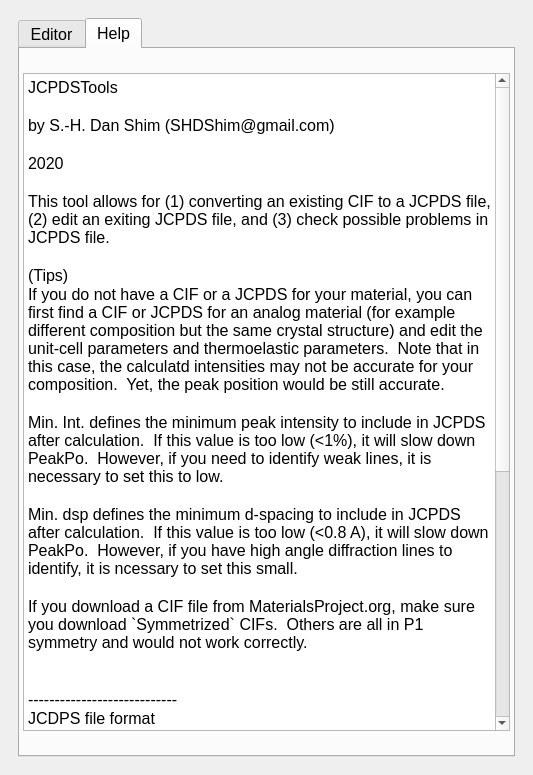
This is ui/jcpdstools.ui in SHDShim/JCPDSTools as Qt 5 draws it before an edit. The edited form follows.
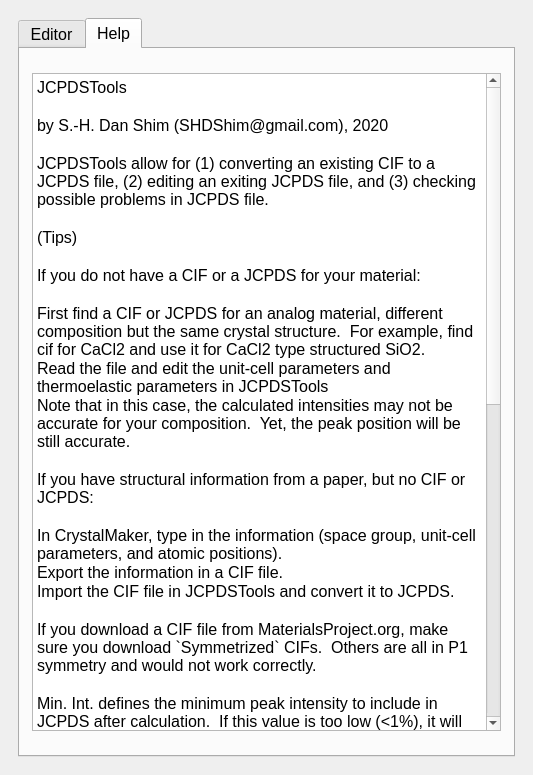
This is the edited form. The open tabs and pages were chosen to show the change.

```diff
--- a/ui/jcpdstools.ui
+++ b/ui/jcpdstools.ui
@@ -847,13 +847,13 @@
            </attribute>
            <layout class="QVBoxLayout" name="verticalLayout_2">
             <property name="leftMargin">
-             <number>3</number>
+             <number>12</number>
             </property>
             <property name="topMargin">
              <number>12</number>
             </property>
             <property name="rightMargin">
-             <number>3</number>
+             <number>12</number>
             </property>
             <property name="bottomMargin">
              <number>12</number>
@@ -888,21 +888,30 @@
 &lt;/style&gt;&lt;/head&gt;&lt;body style=&quot; font-family:'Helvetica'; font-size:12pt; font-weight:400; font-style:normal;&quot;&gt;
 &lt;p style=&quot; margin-top:0px; margin-bottom:0px; margin-left:0px; margin-right:0px; -qt-block-indent:0; text-indent:0px;&quot;&gt;JCPDSTools&lt;/p&gt;
 &lt;p style=&quot;-qt-paragraph-type:empty; margin-top:0px; margin-bottom:0px; margin-left:0px; margin-right:0px; -qt-block-indent:0; text-indent:0px;&quot;&gt;&lt;br /&gt;&lt;/p&gt;
-&lt;p style=&quot; margin-top:0px; margin-bottom:0px; margin-left:0px; margin-right:0px; -qt-block-indent:0; text-indent:0px;&quot;&gt;by S.-H. Dan Shim (SHDShim@gmail.com)&lt;/p&gt;
+&lt;p style=&quot; margin-top:0px; margin-bottom:0px; margin-left:0px; margin-right:0px; -qt-block-indent:0; text-indent:0px;&quot;&gt;by S.-H. Dan Shim (SHDShim@gmail.com), 2020&lt;/p&gt;
 &lt;p style=&quot;-qt-paragraph-type:empty; margin-top:0px; margin-bottom:0px; margin-left:0px; margin-right:0px; -qt-block-indent:0; text-indent:0px;&quot;&gt;&lt;br /&gt;&lt;/p&gt;
-&lt;p style=&quot; margin-top:0px; margin-bottom:0px; margin-left:0px; margin-right:0px; -qt-block-indent:0; text-indent:0px;&quot;&gt;2020&lt;/p&gt;
-&lt;p style=&quot;-qt-paragraph-type:empty; margin-top:0px; margin-bottom:0px; margin-left:0px; margin-right:0px; -qt-block-indent:0; text-indent:0px;&quot;&gt;&lt;br /&gt;&lt;/p&gt;
-&lt;p style=&quot; margin-top:0px; margin-bottom:0px; margin-left:0px; margin-right:0px; -qt-block-indent:0; text-indent:0px;&quot;&gt;This tool allows for (1) converting an existing CIF to a JCPDS file, (2) edit an exiting JCPDS file, and (3) check possible problems in JCPDS file.&lt;/p&gt;
+&lt;p style=&quot; margin-top:0px; margin-bottom:0px; margin-left:0px; margin-right:0px; -qt-block-indent:0; text-indent:0px;&quot;&gt;JCPDSTools allow for (1) converting an existing CIF to a JCPDS file, (2) editing an exiting JCPDS file, and (3) checking possible problems in JCPDS file.&lt;/p&gt;
 &lt;p style=&quot;-qt-paragraph-type:empty; margin-top:0px; margin-bottom:0px; margin-left:0px; margin-right:0px; -qt-block-indent:0; text-indent:0px;&quot;&gt;&lt;br /&gt;&lt;/p&gt;
 &lt;p style=&quot; margin-top:0px; margin-bottom:0px; margin-left:0px; margin-right:0px; -qt-block-indent:0; text-indent:0px;&quot;&gt;(Tips)&lt;/p&gt;
-&lt;p style=&quot; margin-top:0px; margin-bottom:0px; margin-left:0px; margin-right:0px; -qt-block-indent:0; text-indent:0px;&quot;&gt;If you do not have a CIF or a JCPDS for your material, you can first find a CIF or JCPDS for an analog material (for example different composition but the same crystal structure) and edit the unit-cell parameters and thermoelastic parameters.  Note that in this case, the calculatd intensities may not be accurate for your composition.  Yet, the peak position would be still accurate.&lt;/p&gt;
+&lt;p style=&quot;-qt-paragraph-type:empty; margin-top:0px; margin-bottom:0px; margin-left:0px; margin-right:0px; -qt-block-indent:0; text-indent:0px;&quot;&gt;&lt;br /&gt;&lt;/p&gt;
+&lt;p style=&quot; margin-top:0px; margin-bottom:0px; margin-left:0px; margin-right:0px; -qt-block-indent:0; text-indent:0px;&quot;&gt;If you do not have a CIF or a JCPDS for your material:&lt;/p&gt;
+&lt;p style=&quot;-qt-paragraph-type:empty; margin-top:0px; margin-bottom:0px; margin-left:0px; margin-right:0px; -qt-block-indent:0; text-indent:0px;&quot;&gt;&lt;br /&gt;&lt;/p&gt;
+&lt;p style=&quot; margin-top:0px; margin-bottom:0px; margin-left:0px; margin-right:0px; -qt-block-indent:0; text-indent:0px;&quot;&gt;First find a CIF or JCPDS for an analog material, different composition but the same crystal structure.  For example, find cif for CaCl2 and use it for CaCl2 type structured SiO2.&lt;/p&gt;
+&lt;p style=&quot; margin-top:0px; margin-bottom:0px; margin-left:0px; margin-right:0px; -qt-block-indent:0; text-indent:0px;&quot;&gt;Read the file and edit the unit-cell parameters and thermoelastic parameters in JCPDSTools&lt;/p&gt;
+&lt;p style=&quot; margin-top:0px; margin-bottom:0px; margin-left:0px; margin-right:0px; -qt-block-indent:0; text-indent:0px;&quot;&gt;Note that in this case, the calculated intensities may not be accurate for your composition.  Yet, the peak position will be still accurate.&lt;/p&gt;
+&lt;p style=&quot;-qt-paragraph-type:empty; margin-top:0px; margin-bottom:0px; margin-left:0px; margin-right:0px; -qt-block-indent:0; text-indent:0px;&quot;&gt;&lt;br /&gt;&lt;/p&gt;
+&lt;p style=&quot; margin-top:0px; margin-bottom:0px; margin-left:0px; margin-right:0px; -qt-block-indent:0; text-indent:0px;&quot;&gt;If you have structural information from a paper, but no CIF or JCPDS:&lt;/p&gt;
+&lt;p style=&quot;-qt-paragraph-type:empty; margin-top:0px; margin-bottom:0px; margin-left:0px; margin-right:0px; -qt-block-indent:0; text-indent:0px;&quot;&gt;&lt;br /&gt;&lt;/p&gt;
+&lt;p style=&quot; margin-top:0px; margin-bottom:0px; margin-left:0px; margin-right:0px; -qt-block-indent:0; text-indent:0px;&quot;&gt;In CrystalMaker, type in the information (space group, unit-cell parameters, and atomic positions).&lt;/p&gt;
+&lt;p style=&quot; margin-top:0px; margin-bottom:0px; margin-left:0px; margin-right:0px; -qt-block-indent:0; text-indent:0px;&quot;&gt;Export the information in a CIF file.&lt;/p&gt;
+&lt;p style=&quot; margin-top:0px; margin-bottom:0px; margin-left:0px; margin-right:0px; -qt-block-indent:0; text-indent:0px;&quot;&gt;Import the CIF file in JCPDSTools and convert it to JCPDS.&lt;/p&gt;
+&lt;p style=&quot;-qt-paragraph-type:empty; margin-top:0px; margin-bottom:0px; margin-left:0px; margin-right:0px; -qt-block-indent:0; text-indent:0px;&quot;&gt;&lt;br /&gt;&lt;/p&gt;
+&lt;p style=&quot; margin-top:0px; margin-bottom:0px; margin-left:0px; margin-right:0px; -qt-block-indent:0; text-indent:0px;&quot;&gt;If you download a CIF file from MaterialsProject.org, make sure you download `Symmetrized` CIFs.  Others are all in P1 symmetry and would not work correctly.&lt;/p&gt;
 &lt;p style=&quot;-qt-paragraph-type:empty; margin-top:0px; margin-bottom:0px; margin-left:0px; margin-right:0px; -qt-block-indent:0; text-indent:0px;&quot;&gt;&lt;br /&gt;&lt;/p&gt;
 &lt;p style=&quot; margin-top:0px; margin-bottom:0px; margin-left:0px; margin-right:0px; -qt-block-indent:0; text-indent:0px;&quot;&gt;Min. Int. defines the minimum peak intensity to include in JCPDS after calculation.  If this value is too low (&amp;lt;1%), it will slow down PeakPo.  However, if you need to identify weak lines, it is necessary to set this to low.&lt;/p&gt;
 &lt;p style=&quot;-qt-paragraph-type:empty; margin-top:0px; margin-bottom:0px; margin-left:0px; margin-right:0px; -qt-block-indent:0; text-indent:0px;&quot;&gt;&lt;br /&gt;&lt;/p&gt;
 &lt;p style=&quot; margin-top:0px; margin-bottom:0px; margin-left:0px; margin-right:0px; -qt-block-indent:0; text-indent:0px;&quot;&gt;Min. dsp defines the minimum d-spacing to include in JCPDS after calculation.  If this value is too low (&amp;lt;0.8 A), it will slow down PeakPo.  However, if you have high angle diffraction lines to identify, it is ncessary to set this small.&lt;/p&gt;
 &lt;p style=&quot;-qt-paragraph-type:empty; margin-top:0px; margin-bottom:0px; margin-left:0px; margin-right:0px; -qt-block-indent:0; text-indent:0px;&quot;&gt;&lt;br /&gt;&lt;/p&gt;
-&lt;p style=&quot; margin-top:0px; margin-bottom:0px; margin-left:0px; margin-right:0px; -qt-block-indent:0; text-indent:0px;&quot;&gt;If you download a CIF file from MaterialsProject.org, make sure you download `Symmetrized` CIFs.  Others are all in P1 symmetry and would not work correctly.&lt;/p&gt;
-&lt;p style=&quot;-qt-paragraph-type:empty; margin-top:0px; margin-bottom:0px; margin-left:0px; margin-right:0px; -qt-block-indent:0; text-indent:0px;&quot;&gt;&lt;br /&gt;&lt;/p&gt;
 &lt;p style=&quot;-qt-paragraph-type:empty; margin-top:0px; margin-bottom:0px; margin-left:0px; margin-right:0px; -qt-block-indent:0; text-indent:0px;&quot;&gt;&lt;br /&gt;&lt;/p&gt;
 &lt;p style=&quot; margin-top:0px; margin-bottom:0px; margin-left:0px; margin-right:0px; -qt-block-indent:0; text-indent:0px;&quot;&gt;----------------------------&lt;/p&gt;
 &lt;p style=&quot; margin-top:0px; margin-bottom:0px; margin-left:0px; margin-right:0px; -qt-block-indent:0; text-indent:0px;&quot;&gt;JCDPS file format&lt;/p&gt;
@@ -926,7 +935,8 @@
 &lt;p style=&quot; margin-top:0px; margin-bottom:0px; margin-left:0px; margin-right:0px; -qt-block-indent:0; text-indent:0px;&quot;&gt;4	orthorhombic&lt;/p&gt;
 &lt;p style=&quot; margin-top:0px; margin-bottom:0px; margin-left:0px; margin-right:0px; -qt-block-indent:0; text-indent:0px;&quot;&gt;5	monoclinic&lt;/p&gt;
 &lt;p style=&quot; margin-top:0px; margin-bottom:0px; margin-left:0px; margin-right:0px; -qt-block-indent:0; text-indent:0px;&quot;&gt;6	triclinic&lt;/p&gt;
-&lt;p style=&quot; margin-top:0px; margin-bottom:0px; margin-left:0px; margin-right:0px; -qt-block-indent:0; text-indent:0px;&quot;&gt;7	No symmetry&lt;/p&gt;&lt;/body&gt;&lt;/html&gt;</string>
+&lt;p style=&quot; margin-top:0px; margin-bottom:0px; margin-left:0px; margin-right:0px; -qt-block-indent:0; text-indent:0px;&quot;&gt;7	No symmetry&lt;/p&gt;
+&lt;p style=&quot;-qt-paragraph-type:empty; margin-top:0px; margin-bottom:0px; margin-left:0px; margin-right:0px; -qt-block-indent:0; text-indent:0px;&quot;&gt;&lt;br /&gt;&lt;/p&gt;&lt;/body&gt;&lt;/html&gt;</string>
               </property>
              </widget>
             </item>
```
Left out of the diff: 2 changed lines with no effect on the pictures.
